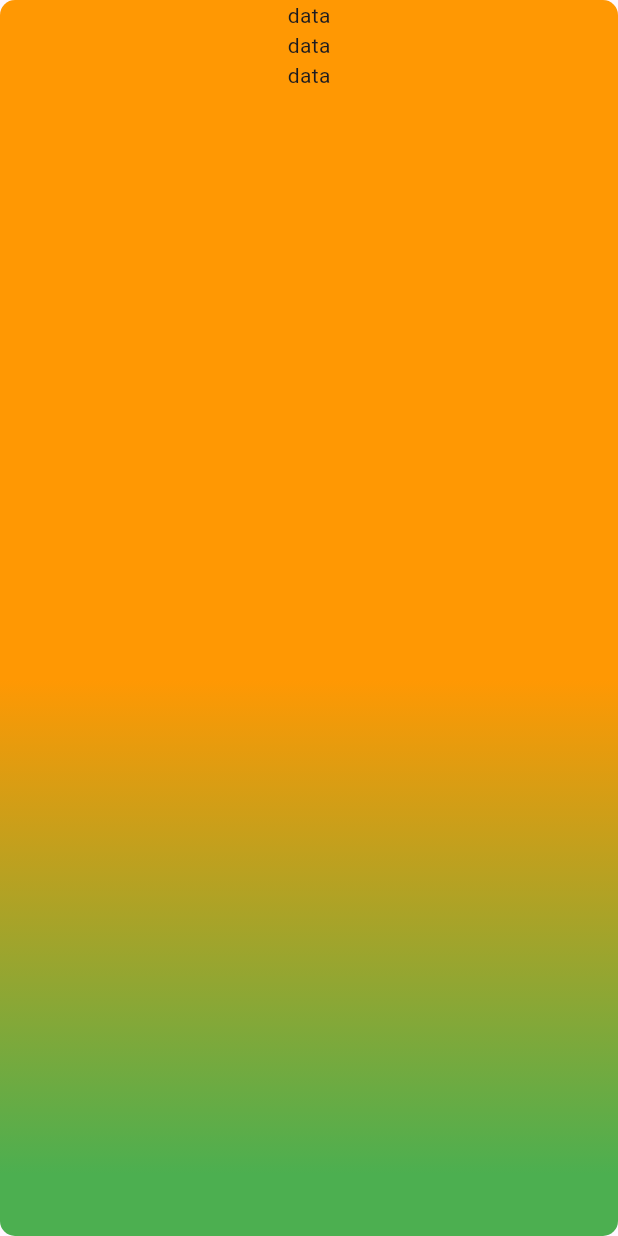
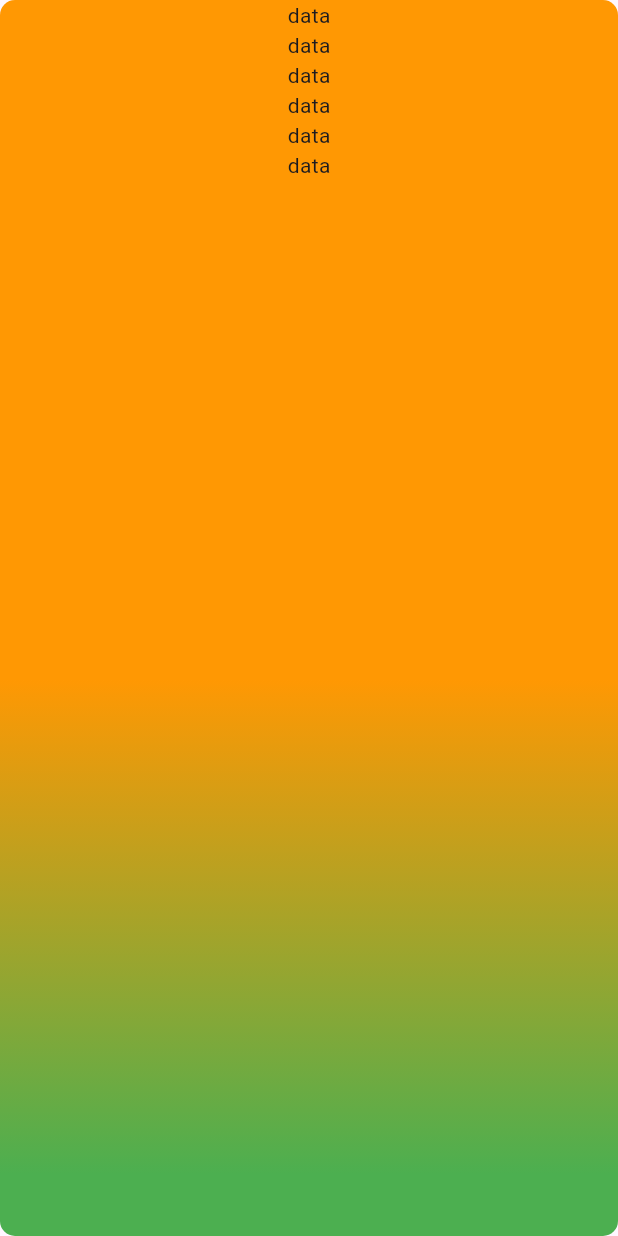
Before and after one commit to fahimshahariar09/calender_practice, a Flutter app: the screen it shows after launch, on a phone screen of 412 x 824 dp. Run offline on Flutter 3.47's test engine with Material 3 defaults, Android fonts, the phone set to English and light mode, and no system bars; our stand-ins replace flutter_otp_text_field, percent_indicator, syncfusion_flutter_sliders; missing offline and left inert: custom_calender_picker.

Commit message:
first commit

```diff
--- a/lib/view/screen/design.dart
+++ b/lib/view/screen/design.dart
@@ -20,6 +20,8 @@ class Design extends StatelessWidget {
             children: [
               Text("data"),
               Text("data"),
+              Text("data"),Text("data"),
+              Text("data"),
               Text("data"),
             ],
           ),
```
